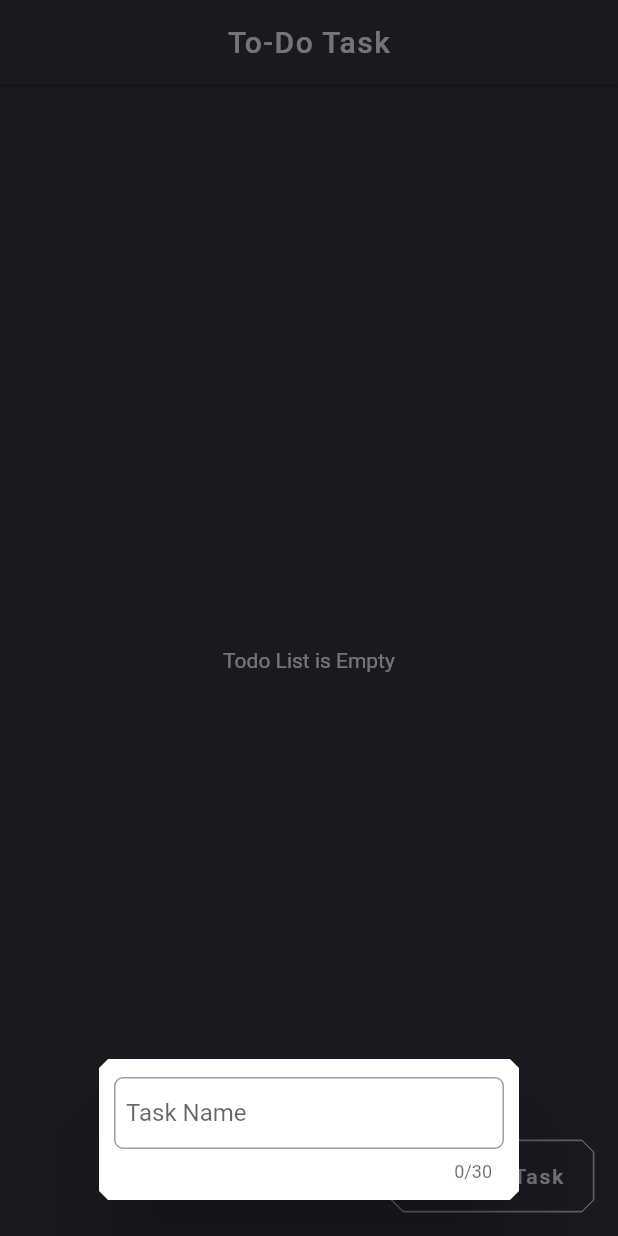
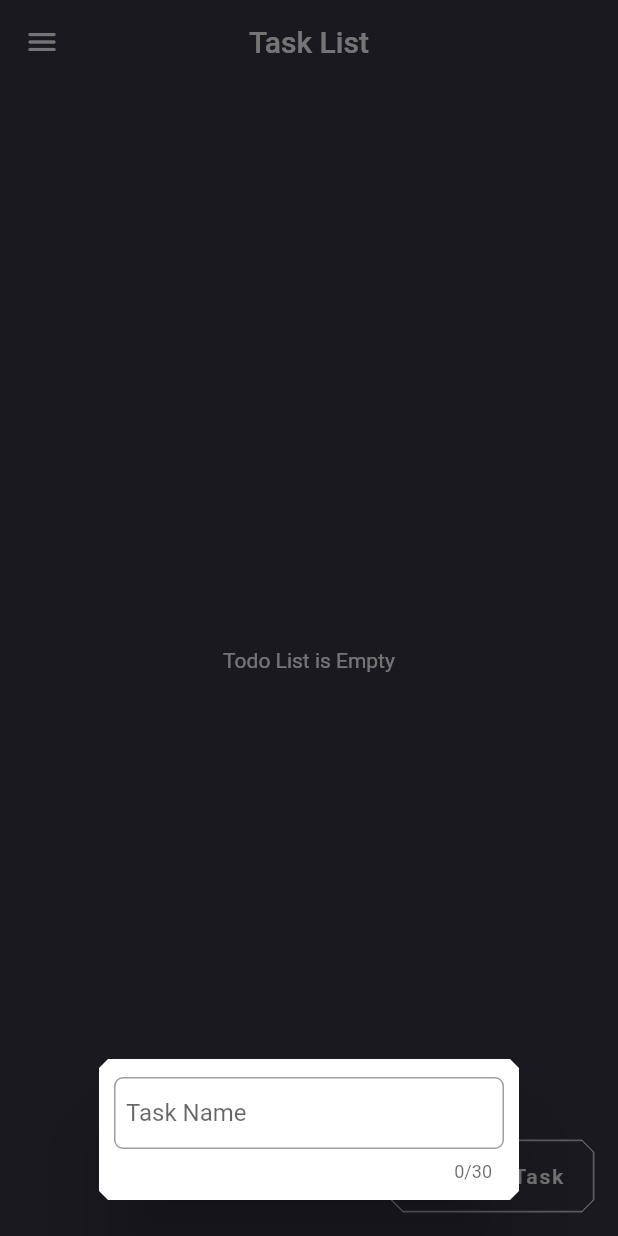
Before and after one commit to sushantmzjn/todo-app, a Flutter app: the screen it shows after launch, after a tap on "Add Task", on a phone screen of 412 x 824 dp. Run offline on Flutter 3.47's test engine with Material 2 defaults, Android fonts, the phone set to English and light mode, and no system bars; drawn by our look-alikes of hidden_drawer_menu; our stand-ins replace flutter_riverpod, flutter_screenutil, get, hive, hive_flutter; accounts and stored records are empty.

Commit message:
calorie_tracker_added

```diff
--- a/lib/main.dart
+++ b/lib/main.dart
@@ -5,12 +5,19 @@ import 'package:flutter_screenutil/flutter_screenutil.dart';
 import 'package:get/get.dart';
 import 'package:hive/hive.dart';
 import 'package:hive_flutter/adapters.dart';
-import 'package:todos/view/dashboard.dart';
+import 'package:todos/model/meal%20model/meal.dart';
+import 'package:todos/model/total%20calorie%20model/calorie.dart';
+import 'package:todos/view/drawer/Drawer.dart';
 
 import 'model/todos.dart';
 
 //new task box
 final box = Provider<List<ToDo>>((ref) => []);
+//calorie box
+final box1 = Provider<List<TotalCalorie>>((ref) => []);
+//meal box
+final box2 = Provider<List<Meal>>((ref) => []);
+
 
 void main() async {
   WidgetsFlutterBinding.ensureInitialized();
@@ -19,10 +26,16 @@ void main() async {
   ));
   await Hive.initFlutter();
   Hive.registerAdapter(ToDoAdapter());
+  Hive.registerAdapter(TotalCalorieAdapter());
+  Hive.registerAdapter(MealAdapter());
   final taskBox =await Hive.openBox<ToDo>('task');
+  final calorieBox =await Hive.openBox<TotalCalorie>('total_calorie');
+  final mealBox =await Hive.openBox<Meal>('meal');
   runApp(ProviderScope(
     overrides: [
-      box.overrideWithValue(taskBox.values.toList())
+      box.overrideWithValue(taskBox.values.toList()),
+      box1.overrideWithValue(calorieBox.values.toList()),
+      box2.overrideWithValue(mealBox.values.toList()),
     ],
       child: MyApp()));
 }
@@ -41,7 +54,7 @@ class MyApp extends StatelessWidget {
               primary: const Color(0xff393646)
             )
           ),
-          home: Dashboard(),
+          home: HiddenDrawerWidget(),
         );
       },
     );
--- a/lib/view/dashboard.dart
+++ /dev/null
@@ -1,29 +0,0 @@
-import 'package:flutter/material.dart';
-import 'package:todos/view/drawer/drawer_widget.dart';
-import 'package:todos/view/home_page.dart';
-
-class Dashboard extends StatefulWidget {
-  const Dashboard({Key? key}) : super(key: key);
-
-  @override
-  State<Dashboard> createState() => _HomePageState();
-}
-
-class _HomePageState extends State<Dashboard> {
-  final double xOffset = 280;
-  final double maxSlide = 225.0;
-  @override
-  Widget build(BuildContext context) {
-    return Scaffold(
-      backgroundColor: Color(0xff393646),
-      body: SafeArea(
-        child: Stack(
-          children: [
-            DrawerWidget(),
-            HomePage()
-          ],
-        ),
-      ),
-    );
-  }
-}
--- /dev/null
+++ b/lib/view/drawer/Drawer.dart
@@ -0,0 +1,61 @@
+import 'package:flutter/cupertino.dart';
+import 'package:flutter/material.dart';
+import 'package:flutter_screenutil/flutter_screenutil.dart';
+import 'package:hidden_drawer_menu/hidden_drawer_menu.dart';
+import 'package:todos/view/pages/calorie.dart';
+import 'package:todos/view/pages/home_page.dart';
+
+class HiddenDrawerWidget extends StatefulWidget {
+  @override
+  State<HiddenDrawerWidget> createState() => _HiddenDrawerWidgetState();
+}
+
+class _HiddenDrawerWidgetState extends State<HiddenDrawerWidget> {
+  List<ScreenHiddenDrawer> _pages = [];
+
+  final txtStyle = TextStyle(
+      color: Colors.white,
+      fontSize: 16.sp,
+      fontWeight: FontWeight.w700,
+      letterSpacing: 1);
+  final selectedTxtStyle = TextStyle(
+      color: Colors.blue,
+      fontSize: 16.sp,
+      fontWeight: FontWeight.w700,
+      letterSpacing: 1);
+
+  @override
+  void initState() {
+    // TODO: implement initState
+    super.initState();
+
+    _pages = [
+      ScreenHiddenDrawer(
+          ItemHiddenMenu(
+              name: 'Task List',
+              baseStyle: txtStyle,
+              selectedStyle: selectedTxtStyle),
+          HomePage()),
+      ScreenHiddenDrawer(
+          ItemHiddenMenu(
+              name: 'Calorie',
+              baseStyle: txtStyle,
+              selectedStyle: selectedTxtStyle),
+          Calorie())
+    ];
+  }
+
+  @override
+  Widget build(BuildContext context) {
+    return HiddenDrawerMenu(
+      backgroundColorMenu: const Color(0xff393646).withOpacity(0.8),
+      slidePercent: 60.0,
+      screens: _pages,
+      initPositionSelected: 0,
+      isDraggable: true,
+      elevationAppBar: 0,
+      leadingAppBar: Icon(Icons.menu_rounded),
+      isTitleCentered: true,
+    );
+  }
+}
--- a/lib/view/drawer/drawer_widget.dart
+++ /dev/null
@@ -1,14 +0,0 @@
-import 'package:flutter/material.dart';
-
-class DrawerWidget extends StatelessWidget {
-  const DrawerWidget({Key? key}) : super(key: key);
-
-  @override
-  Widget build(BuildContext context) {
-    return Column(
-      children: [
-        Text('Home')
-      ],
-    );
-  }
-}
--- a/lib/view/home_page.dart
+++ b/lib/view/pages/home_page.dart
@@ -8,7 +8,7 @@ import 'package:todos/model/todos.dart';
 import 'package:todos/view/common%20widget/snackbar.dart';
 import 'package:todos/view/task_dialog_box.dart';
 
-import '../provider/todos_provider.dart';
+import '../../provider/todos_provider.dart';
 
 class HomePage extends ConsumerStatefulWidget {
 
@@ -28,18 +28,7 @@ class _HomePageState extends ConsumerState<HomePage> {
 
     return Scaffold(
       backgroundColor: const Color(0xff393646),
-      body: NestedScrollView(
-        floatHeaderSlivers: true,
-        headerSliverBuilder: (BuildContext context, bool innerBoxIsScrolled) =>[
-          const SliverAppBar(
-            floating: true,
-            snap: true,
-            title: Text('To-Do Task', style: TextStyle(letterSpacing: 1),),
-            centerTitle: true,
-            forceElevated: true,
-            elevation: 1,
-          )
-        ],
+
         body: todos.isEmpty ? const Center(child: Text('Todo List is Empty', style: TextStyle(color: Colors.white),)) :
             NotificationListener<UserScrollNotification>(
               onNotification: (notification){
@@ -53,7 +42,7 @@ class _HomePageState extends ConsumerState<HomePage> {
               child: ListView.builder(
                 padding: const EdgeInsets.only(top: 10.0, bottom: 10.0),
                 shrinkWrap: true,
-                  physics: const BouncingScrollPhysics(),
+                  physics: const AlwaysScrollableScrollPhysics(),
                   itemCount: todos.length,
                   itemBuilder: (context, index){
                     return Padding(
@@ -166,7 +155,6 @@ class _HomePageState extends ConsumerState<HomePage> {
                     );
               }),
             ),
-      ),
 
         floatingActionButton: isFab ? FloatingActionButton.extended(
           elevation: 0,
--- a/pubspec.yaml
+++ b/pubspec.yaml
@@ -42,6 +42,7 @@ dependencies:
   intl: ^0.18.0
   flutter_screenutil: ^5.7.0
   animations: ^2.0.7
+  hidden_drawer_menu: ^3.0.1
 
 dev_dependencies:
   flutter_test:
```
Also changed, not shown: lib/model/meal model/meal.dart (added, +27 -0 lines), lib/model/total calorie model/calorie.dart (added, +28 -0 lines), lib/provider/autoValidate_provider.dart (added, +17 -0 lines), lib/provider/calorie_provider.dart (added, +73 -0 lines), lib/view/common widget/calorie_alert_dialog.dart (added, +90 -0 lines), lib/view/pages/calorie.dart (added, +226 -0 lines), lib/model/meal model/meal.g.dart (added), lib/model/total calorie model/calorie.g.dart (added), pubspec.lock.
